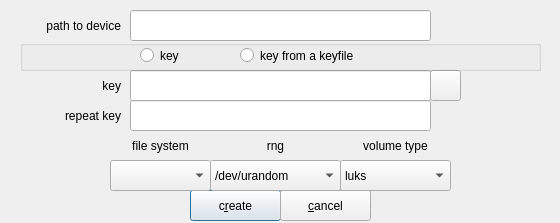
Qt form zuluCrypt-gui/createpartition.ui (mhogomchungu/zuluCrypt) before a commit.
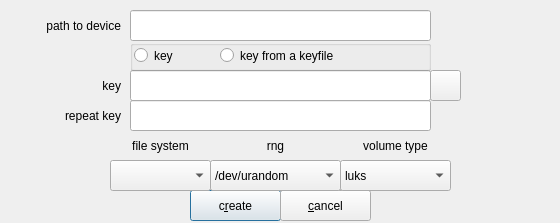
The same form after that commit.

Commit message: final touches before new release tomorrow

Diff of the .ui file:
```diff
--- a/zuluCrypt-gui/createpartition.ui
+++ b/zuluCrypt-gui/createpartition.ui
@@ -148,9 +148,9 @@
   <widget class="QGroupBox" name="groupBox_3">
    <property name="geometry">
     <rect>
-     <x>20</x>
+     <x>130</x>
      <y>40</y>
-     <width>521</width>
+     <width>301</width>
      <height>31</height>
     </rect>
    </property>
@@ -160,9 +160,9 @@
    <widget class="QRadioButton" name="rbPassphrase">
     <property name="geometry">
      <rect>
-      <x>120</x>
+      <x>4</x>
       <y>0</y>
-      <width>95</width>
+      <width>81</width>
       <height>31</height>
      </rect>
     </property>
@@ -173,9 +173,9 @@
    <widget class="QRadioButton" name="rbPassphraseFromFile">
     <property name="geometry">
      <rect>
-      <x>220</x>
+      <x>90</x>
       <y>0</y>
-      <width>201</width>
+      <width>211</width>
       <height>31</height>
      </rect>
     </property>
```
The commit also changes 1 other file.
